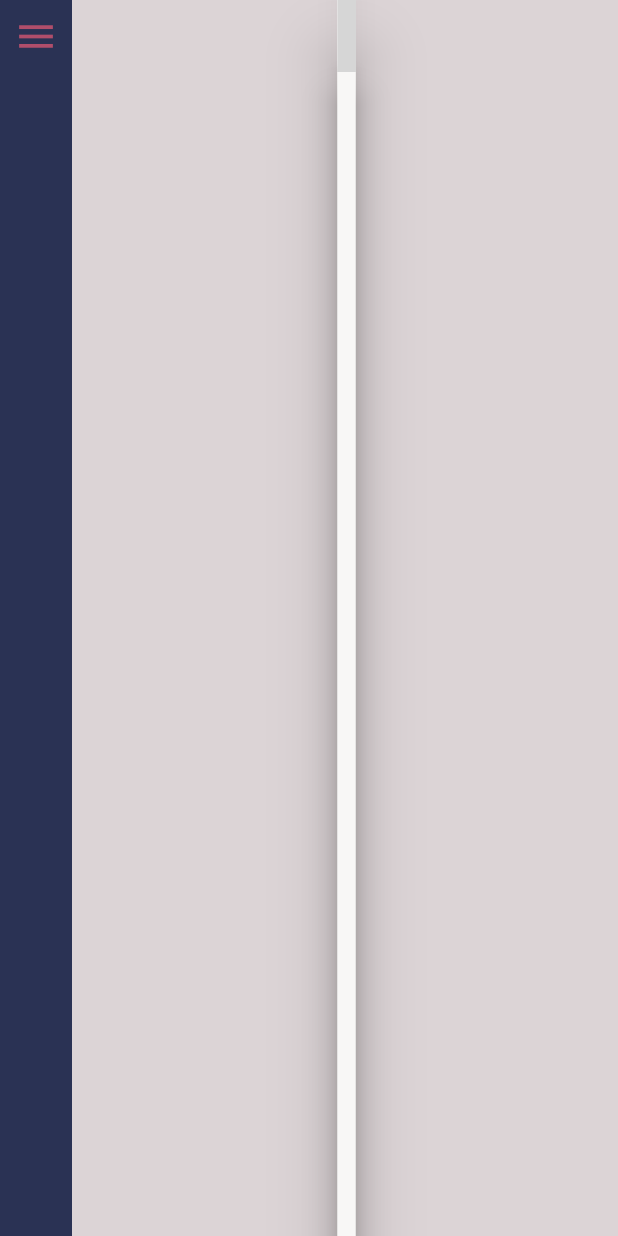
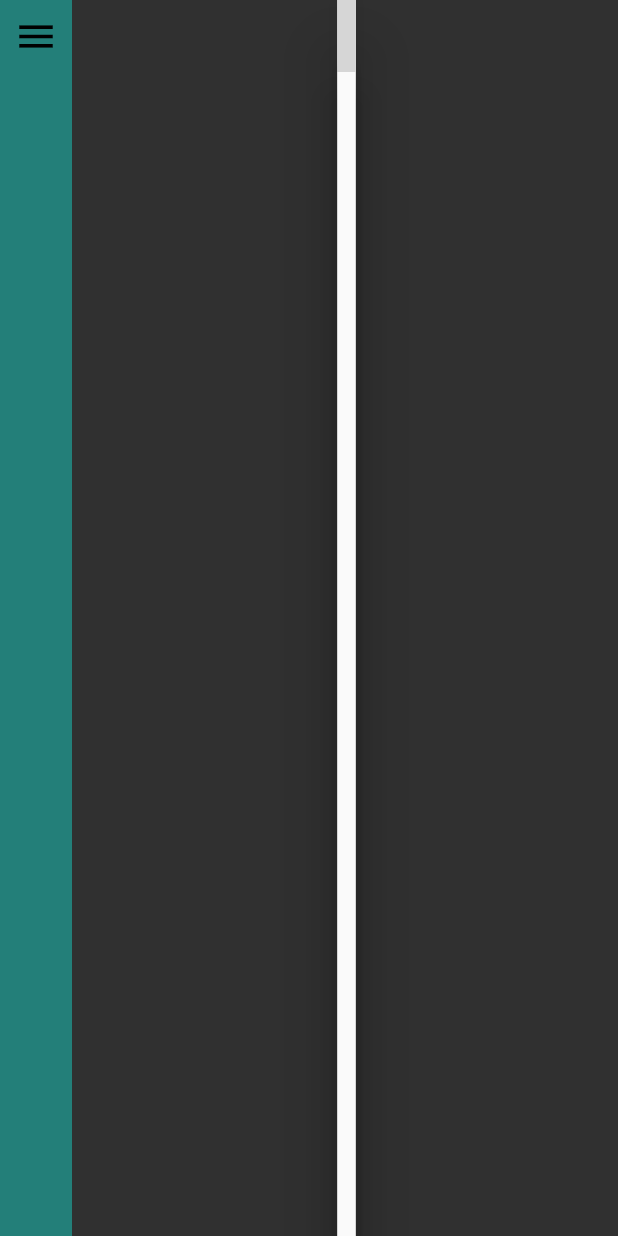
Before and after one commit to aleortbas/seriouScript, a Flutter app: the SeconPAge screen opened by its route, on a phone screen of 412 x 824 dp. Run offline on Flutter 3.47's test engine with Material 2 defaults, Android fonts, the phone set to English and light mode, and no system bars; our stand-ins replace file_picker; missing offline and left inert: desktop_window, flutter_quill, open_file_plus; grey boxes are pictures that could not be loaded.

Commit message:
rich text editor and sidemenu

```diff
--- a/lib/screens/script_investigation.dart
+++ b/lib/screens/script_investigation.dart
@@ -5,10 +5,11 @@ import 'package:flutter_quill/flutter_quill.dart';
 QuillController _controller = QuillController.basic();
 
 var size, height, width;
-const primaryColor = Color.fromRGBO(176, 78, 107, 1);
-const canvasColor = Color.fromRGBO(42, 50, 84, 1);
-const scaffoldBackgroundColor = Color.fromRGBO(248, 247, 246, 1);
-const textEditorBackground = Color.fromRGBO(220, 212, 214, 1);
+const primaryColor = Color.fromRGBO(0, 0, 0, 1);
+const secundaryColor = Color.fromRGBO(50, 178, 169, 1);
+const canvasColor = Color.fromRGBO(21, 76, 72, 1);
+const sideBarColor = Color.fromRGBO(35, 127, 121, 1);
+const textEditorBackground = Color.fromRGBO(48, 48, 48, 20);
 
 
 class SeconPAge extends StatelessWidget {
@@ -22,7 +23,6 @@ class SeconPAge extends StatelessWidget {
     width = size.width;
 
     return Scaffold(
-      backgroundColor: textEditorBackground,
       drawer: sideBarzExample(),
       body: Row(
         children: <Widget> [
@@ -31,7 +31,7 @@ class SeconPAge extends StatelessWidget {
               Container(
                 alignment: Alignment.topCenter  ,
                 height: height,
-                color: canvasColor,
+                color: sideBarColor,
                 child: Builder(
                 builder: (context) {
                   return IconButton(
@@ -76,7 +76,6 @@ class _textAreaState extends State<textArea> {
     return Material(
       elevation: 20,
       child: Scaffold(
-        backgroundColor: scaffoldBackgroundColor,
       body: Column(
       children: [
         QuillToolbar.basic(
@@ -85,13 +84,13 @@ class _textAreaState extends State<textArea> {
           iconTheme: QuillIconTheme(
             borderRadius: 6,
             iconUnselectedFillColor: canvasColor,
-            iconSelectedFillColor: primaryColor,
+            iconSelectedFillColor: secundaryColor,
           ),
+
           multiRowsDisplay: false,
           ),
         Expanded(
           child: Material(
-            color: scaffoldBackgroundColor,
             elevation: 10,
             child: Container(
               padding: const EdgeInsets.all(16),
--- a/lib/widgets/side_menu_tools.dart
+++ b/lib/widgets/side_menu_tools.dart
@@ -4,8 +4,8 @@
 void main() {
   runApp(const MyApp());
 }
-const primaryColor = Color.fromRGBO(176, 78, 107, 1);
-const canvasColor = Color.fromRGBO(42, 50, 84, 1);
+const primaryColor = Color.fromRGBO(0, 0, 0, 1);
+const canvasColor = Color.fromRGBO(35, 127, 121, 1);
 const scaffoldBackgroundColor = Color.fromRGBO(248, 247, 246, 1);
 
 class MyApp extends StatelessWidget {
```
